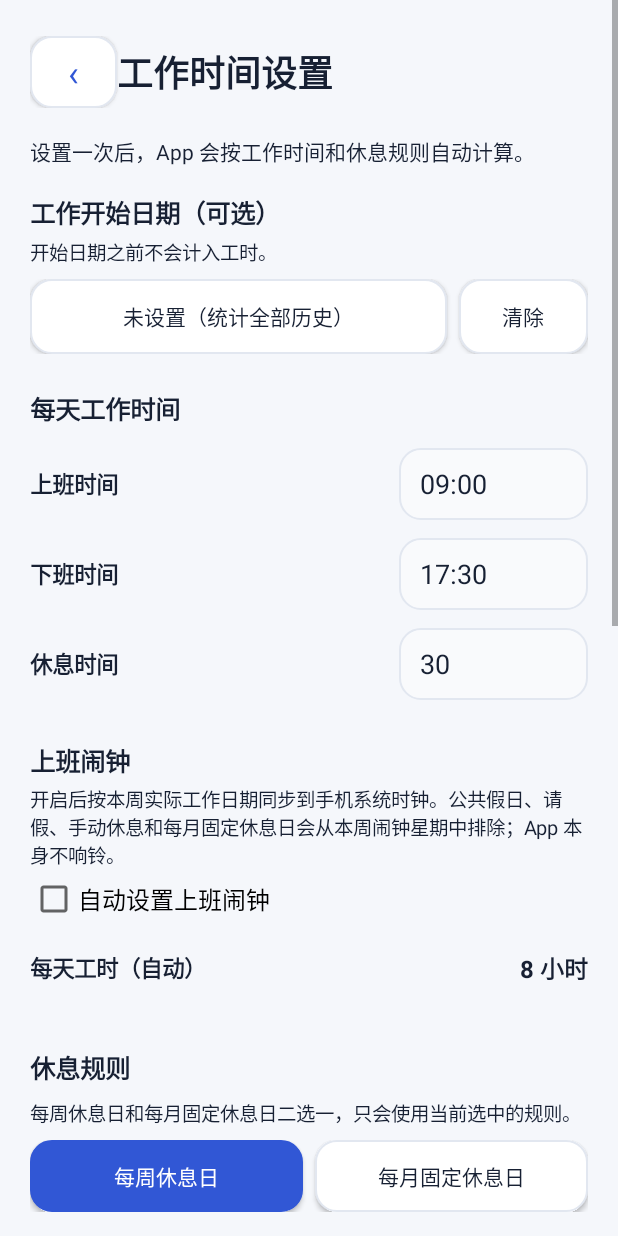
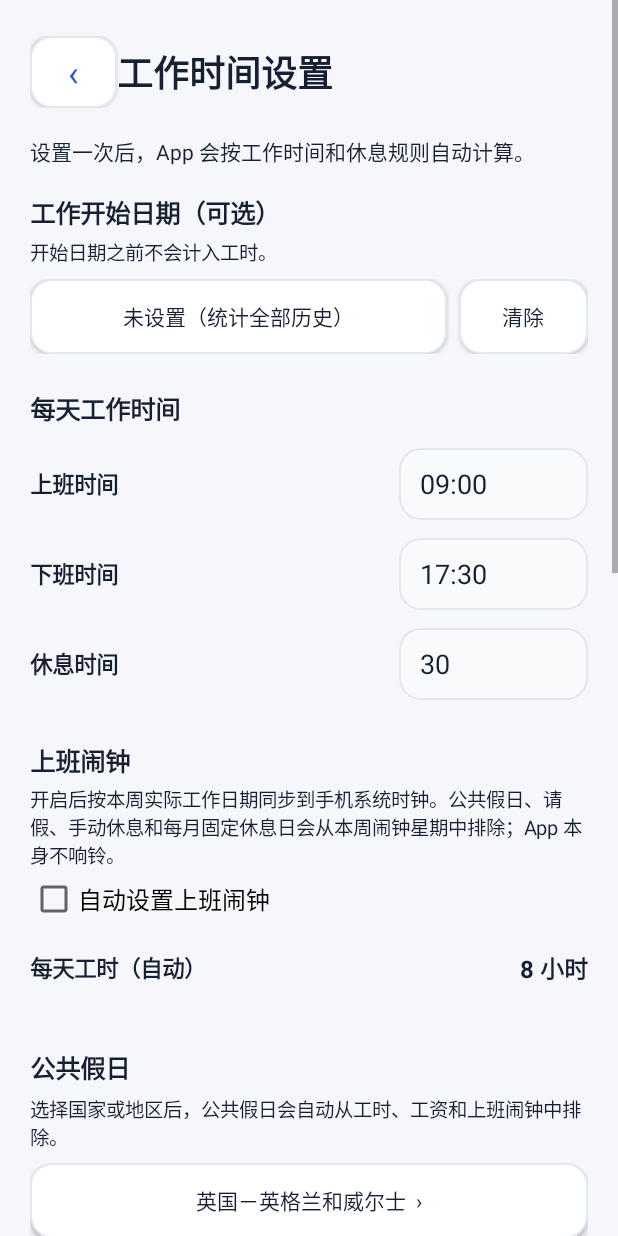
Before and after one commit to yagay/work, an Android app: the screen it shows after launch (SettingsActivity), after a tap on "设置", on a phone screen of 412 x 824 dp. Run offline under Robolectric (Android 15) with nearby library versions, the phone set to English and light mode, and no system bars.

Commit message:
Add selectable public holiday regions

```diff
--- /dev/null
+++ b/app/src/main/java/com/example/workhours/HolidayCalendar.java
@@ -0,0 +1,189 @@
+package com.example.workhours;
+
+import android.content.SharedPreferences;
+
+import java.time.DayOfWeek;
+import java.time.LocalDate;
+import java.time.Month;
+import java.time.temporal.TemporalAdjusters;
+import java.util.HashSet;
+import java.util.Set;
+
+public final class HolidayCalendar {
+    public static final String REGION_KEY = "holiday_region";
+    public static final String DEFAULT_REGION = "gb-ew";
+
+    private HolidayCalendar() { }
+
+    public static String getHolidayName(SharedPreferences prefs, LocalDate date) {
+        String region = prefs.getString(REGION_KEY, DEFAULT_REGION);
+        if (region == null) region = DEFAULT_REGION;
+        switch (region) {
+            case "none": return null;
+            case "gb-sc": return scotland(date);
+            case "gb-ni": return northernIreland(date);
+            case "us": return unitedStates(date);
+            case "ca": return canada(date);
+            case "au": return australia(date);
+            case "gb-ew":
+            default: return englandWales(date);
+        }
+    }
+
+    public static boolean isHoliday(SharedPreferences prefs, LocalDate date) {
+        return getHolidayName(prefs, date) != null;
+    }
+
+    public static String label(String region) {
+        if (region == null) region = DEFAULT_REGION;
+        switch (region) {
+            case "gb-sc": return "英国－苏格兰";
+            case "gb-ni": return "英国－北爱尔兰";
+            case "us": return "美国－联邦公共假日";
+            case "ca": return "加拿大－联邦公共假日";
+            case "au": return "澳大利亚－全国共同假日";
+            case "none": return "不使用公共假日";
+            case "gb-ew":
+            default: return "英国－英格兰和威尔士";
+        }
+    }
+
+    public static String[] regions() {
+        return new String[]{"gb-ew", "gb-sc", "gb-ni", "us", "ca", "au", "none"};
+    }
+
+    public static String[] labels() {
+        String[] regions = regions();
+        String[] labels = new String[regions.length];
+        for (int i = 0; i < regions.length; i++) labels[i] = label(regions[i]);
+        return labels;
+    }
+
+    private static String englandWales(LocalDate date) {
+        int y=date.getYear();
+        if(date.equals(observed(LocalDate.of(y,1,1)))) return "元旦";
+        LocalDate easter=easterSunday(y);
+        if(date.equals(easter.minusDays(2))) return "耶稣受难日";
+        if(date.equals(easter.plusDays(1))) return "复活节星期一";
+        if(date.equals(LocalDate.of(y,5,1).with(TemporalAdjusters.firstInMonth(DayOfWeek.MONDAY)))) return "五月初银行假日";
+        if(date.equals(LocalDate.of(y,5,31).with(TemporalAdjusters.previousOrSame(DayOfWeek.MONDAY)))) return "春季银行假日";
+        if(date.equals(LocalDate.of(y,8,31).with(TemporalAdjusters.previousOrSame(DayOfWeek.MONDAY)))) return "夏季银行假日";
+        String christmas = christmasPair(date, y);
+        return christmas;
+    }
+
+    private static String scotland(LocalDate date) {
+        int y=date.getYear();
+        LocalDate[] newYear = observedPair(LocalDate.of(y,1,1), LocalDate.of(y,1,2));
+        if(date.equals(newYear[0])) return "元旦";
+        if(date.equals(newYear[1])) return "1月2日银行假日";
+        LocalDate easter=easterSunday(y);
+        if(date.equals(easter.minusDays(2))) return "耶稣受难日";
+        if(date.equals(LocalDate.of(y,5,1).with(TemporalAdjusters.firstInMonth(DayOfWeek.MONDAY)))) return "五月初银行假日";
+        if(date.equals(LocalDate.of(y,5,31).with(TemporalAdjusters.previousOrSame(DayOfWeek.MONDAY)))) return "春季银行假日";
+        if(date.equals(LocalDate.of(y,8,1).with(TemporalAdjusters.firstInMonth(DayOfWeek.MONDAY)))) return "夏季银行假日";
+        if(date.equals(observed(LocalDate.of(y,11,30)))) return "圣安德鲁日";
+        return christmasPair(date,y);
+    }
+
+    private static String northernIreland(LocalDate date) {
+        String base=englandWales(date);
+        if(base!=null) return base;
+        int y=date.getYear();
+        if(date.equals(observed(LocalDate.of(y,3,17)))) return "圣帕特里克节";
+        if(date.equals(observed(LocalDate.of(y,7,12)))) return "博因河战役纪念日";
+        return null;
+    }
+
+    private static String unitedStates(LocalDate date) {
+        int y=date.getYear();
+        if(date.equals(usObserved(LocalDate.of(y,1,1)))) return "元旦";
+        if(date.equals(nthWeekday(y,1,DayOfWeek.MONDAY,3))) return "马丁·路德·金纪念日";
+        if(date.equals(nthWeekday(y,2,DayOfWeek.MONDAY,3))) return "华盛顿诞辰纪念日";
+        if(date.equals(LocalDate.of(y,5,31).with(TemporalAdjusters.previousOrSame(DayOfWeek.MONDAY)))) return "阵亡将士纪念日";
+        if(date.equals(usObserved(LocalDate.of(y,6,19)))) return "六月节";
+        if(date.equals(usObserved(LocalDate.of(y,7,4)))) return "独立日";
+        if(date.equals(nthWeekday(y,9,DayOfWeek.MONDAY,1))) return "劳动节";
+        if(date.equals(nthWeekday(y,10,DayOfWeek.MONDAY,2))) return "哥伦布日";
+        if(date.equals(usObserved(LocalDate.of(y,11,11)))) return "退伍军人节";
+        if(date.equals(nthWeekday(y,11,DayOfWeek.THURSDAY,4))) return "感恩节";
+        if(date.equals(usObserved(LocalDate.of(y,12,25)))) return "圣诞节";
+        return null;
+    }
+
+    private static String canada(LocalDate date) {
+        int y=date.getYear();
+        if(date.equals(observed(LocalDate.of(y,1,1)))) return "元旦";
+        LocalDate easter=easterSunday(y);
+        if(date.equals(easter.minusDays(2))) return "耶稣受难日";
+        LocalDate victoria=LocalDate.of(y,5,24).with(TemporalAdjusters.previousOrSame(DayOfWeek.MONDAY));
+        if(date.equals(victoria)) return "维多利亚日";
+        if(date.equals(observed(LocalDate.of(y,7,1)))) return "加拿大日";
+        if(date.equals(nthWeekday(y,9,DayOfWeek.MONDAY,1))) return "劳动节";
+        if(date.equals(observed(LocalDate.of(y,9,30)))) return "全国真相与和解日";
+        if(date.equals(nthWeekday(y,10,DayOfWeek.MONDAY,2))) return "感恩节";
+        if(date.equals(observed(LocalDate.of(y,11,11)))) return "国殇纪念日";
+        LocalDate[] xmas=observedPair(LocalDate.of(y,12,25),LocalDate.of(y,12,26));
+        if(date.equals(xmas[0])) return "圣诞节";
+        if(date.equals(xmas[1])) return "节礼日";
+        return null;
+    }
+
+    private static String australia(LocalDate date) {
+        int y=date.getYear();
+        if(date.equals(observed(LocalDate.of(y,1,1)))) return "元旦";
+        if(date.equals(observed(LocalDate.of(y,1,26)))) return "澳大利亚日";
+        LocalDate easter=easterSunday(y);
+        if(date.equals(easter.minusDays(2))) return "耶稣受难日";
+        if(date.equals(easter.plusDays(1))) return "复活节星期一";
+        if(date.equals(LocalDate.of(y,4,25))) return "澳新军团日";
+        LocalDate[] xmas=observedPair(LocalDate.of(y,12,25),LocalDate.of(y,12,26));
+        if(date.equals(xmas[0])) return "圣诞节";
+        if(date.equals(xmas[1])) return "节礼日";
+        return null;
+    }
+
+    private static String christmasPair(LocalDate date,int y){
+        LocalDate[] pair=observedPair(LocalDate.of(y,12,25),LocalDate.of(y,12,26));
+        if(date.equals(pair[0])) return "圣诞节";
+        if(date.equals(pair[1])) return "节礼日";
+        return null;
+    }
+
+    private static LocalDate observed(LocalDate date){
+        if(date.getDayOfWeek()==DayOfWeek.SATURDAY) return date.plusDays(2);
+        if(date.getDayOfWeek()==DayOfWeek.SUNDAY) return date.plusDays(1);
+        return date;
+    }
+
+    private static LocalDate usObserved(LocalDate date){
+        if(date.getDayOfWeek()==DayOfWeek.SATURDAY) return date.minusDays(1);
+        if(date.getDayOfWeek()==DayOfWeek.SUNDAY) return date.plusDays(1);
+        return date;
+    }
+
+    private static LocalDate[] observedPair(LocalDate first, LocalDate second){
+        Set<LocalDate> used=new HashSet<>();
+        LocalDate a=nextWeekday(first,used); used.add(a);
+        LocalDate b=nextWeekday(second,used);
+        return new LocalDate[]{a,b};
+    }
+
+    private static LocalDate nextWeekday(LocalDate date,Set<LocalDate> used){
+        LocalDate d=date;
+        while(d.getDayOfWeek()==DayOfWeek.SATURDAY || d.getDayOfWeek()==DayOfWeek.SUNDAY || used.contains(d)) d=d.plusDays(1);
+        return d;
+    }
+
+    private static LocalDate nthWeekday(int y,int month,DayOfWeek day,int n){
+        LocalDate first=LocalDate.of(y,month,1).with(TemporalAdjusters.firstInMonth(day));
+        return first.plusWeeks(n-1L);
+    }
+
+    private static LocalDate easterSunday(int year){
+        int a=year%19,b=year/100,c=year%100,d=b/4,e=b%4,f=(b+8)/25,g=(b-f+1)/3;
+        int h=(19*a+b-d-g+15)%30,i=c/4,k=c%4,l=(32+2*e+2*i-h-k)%7,m=(a+11*h+22*l)/451;
+        int month=(h+l-7*m+114)/31, day=((h+l-7*m+114)%31)+1;
+        return LocalDate.of(year,month,day);
+    }
+}
--- a/app/src/main/java/com/example/workhours/MainActivity.java
+++ b/app/src/main/java/com/example/workhours/MainActivity.java
@@ -465,8 +465,8 @@ public class MainActivity extends Activity {
     private float getBaseHoursForDate(LocalDate d,float daily,boolean configured){LocalDate ws=getWorkStartDate();if(ws!=null&&d.isBefore(ws))return 0;if(isBankHoliday(d)||isLeave(d)||isManualRest(d))return 0;return prefs.getFloat(overrideKey(d),configured?daily:0);}
     private boolean hasOverride(LocalDate d){return prefs.contains(overrideKey(d));} private boolean isLeave(LocalDate d){return prefs.getBoolean(leaveKey(d),false);} private boolean isManualRest(LocalDate d){return prefs.getBoolean(restKey(d),false);} private String getLeaveNote(LocalDate d){return prefs.getString(leaveNoteKey(d),"");}
     private String overrideKey(LocalDate d){return OVERRIDE_PREFIX+d;} private String dayStartKey(LocalDate d){return DAY_START_PREFIX+d;} private String dayEndKey(LocalDate d){return DAY_END_PREFIX+d;} private String dayBreakKey(LocalDate d){return DAY_BREAK_PREFIX+d;} private String overtimeStartKey(LocalDate d){return OVERTIME_START_PREFIX+d;} private String overtimeEndKey(LocalDate d){return OVERTIME_END_PREFIX+d;} private String leaveKey(LocalDate d){return LEAVE_PREFIX+d;} private String wageDeductKey(LocalDate d){return WAGE_DEDUCT_PREFIX+d;} private String leaveNoteKey(LocalDate d){return LEAVE_NOTE_PREFIX+d;} private String restKey(LocalDate d){return REST_PREFIX+d;}
-    private boolean isBankHoliday(LocalDate d){return getBankHolidayName(d)!=null;}
-    private String getBankHolidayName(LocalDate date){int y=date.getYear();LocalDate ny=observedDate(LocalDate.of(y,Month.JANUARY,1));if(date.equals(ny))return "New Year’s Day";LocalDate es=easterSunday(y);if(date.equals(es.minusDays(2)))return "Good Friday";if(date.equals(es.plusDays(1)))return "Easter Monday";LocalDate em=LocalDate.of(y,Month.MAY,1).with(TemporalAdjusters.firstInMonth(DayOfWeek.MONDAY));if(date.equals(em))return "Early May bank holiday";LocalDate sp=LocalDate.of(y,Month.MAY,31).with(TemporalAdjusters.previousOrSame(DayOfWeek.MONDAY));if(date.equals(sp))return "Spring bank holiday";LocalDate su=LocalDate.of(y,Month.AUGUST,31).with(TemporalAdjusters.previousOrSame(DayOfWeek.MONDAY));if(date.equals(su))return "Summer bank holiday";LocalDate x=LocalDate.of(y,Month.DECEMBER,25),b=LocalDate.of(y,Month.DECEMBER,26),ox,ob;if(x.getDayOfWeek()==DayOfWeek.SATURDAY){ox=LocalDate.of(y,Month.DECEMBER,27);ob=LocalDate.of(y,Month.DECEMBER,28);}else if(x.getDayOfWeek()==DayOfWeek.SUNDAY){ox=LocalDate.of(y,Month.DECEMBER,27);ob=LocalDate.of(y,Month.DECEMBER,26);}else{ox=x;ob=b.getDayOfWeek()==DayOfWeek.SATURDAY?LocalDate.of(y,Month.DECEMBER,28):b;}if(date.equals(ox))return "Christmas Day";if(date.equals(ob))return "Boxing Day";return null;}
+    private boolean isBankHoliday(LocalDate d){return HolidayCalendar.isHoliday(prefs,d);}
+    private String getBankHolidayName(LocalDate d){return HolidayCalendar.getHolidayName(prefs,d);}
     private LocalDate observedDate(LocalDate d){if(d.getDayOfWeek()==DayOfWeek.SATURDAY)return d.plusDays(2);if(d.getDayOfWeek()==DayOfWeek.SUNDAY)return d.plusDays(1);return d;}
     private LocalDate easterSunday(int y){int a=y%19,b=y/100,c=y%100,d=b/4,e=b%4,f=(b+8)/25,g=(b-f+1)/3,h=(19*a+b-d-g+15)%30,i=c/4,k=c%4,l=(32+2*e+2*i-h-k)%7,m=(a+11*h+22*l)/451,mo=(h+l-7*m+114)/31,da=((h+l-7*m+114)%31)+1;return LocalDate.of(y,mo,da);}
     private String formatDurationHours(float h){int m=Math.round(h*60),hh=m/60,mm=m%60;if(mm==0)return hh+" 小时";if(hh==0)return mm+" 分钟";return hh+" 小时 "+mm+" 分钟";} private String shortHours(float h){int m=Math.round(h*60);return m%60==0?(m/60)+"h":String.format(Locale.US,"%.1fh",h);}
--- a/app/src/main/java/com/example/workhours/SettingsActivity.java
+++ b/app/src/main/java/com/example/workhours/SettingsActivity.java
@@ -74,6 +74,8 @@ public class SettingsActivity extends Activity {
     private TextView monthlyRestMonthTitle;
     private java.time.YearMonth displayedRestMonth;
     private String restRuleMode = "weekly";
+    private String holidayRegion = HolidayCalendar.DEFAULT_REGION;
+    private Button holidayRegionButton;
     private LinearLayout alarmOptionsGroup;
     private TextView previewText;
     private Button workStartDateButton;
@@ -223,6 +225,17 @@ public class SettingsActivity extends Activity {
         startInput.addTextChangedListener(hoursWatcher);
         endInput.addTextChangedListener(hoursWatcher);
         breakInput.addTextChangedListener(hoursWatcher);
+
+        TextView holidayTitle = text("公共假日", 17, true);
+        holidayTitle.setPadding(0, dp(24), 0, dp(6));
+        root.addView(holidayTitle);
+        TextView holidayInfo = text("选择国家或地区后，公共假日会自动从工时、工资和上班闹钟中排除。", 13, false);
+        holidayInfo.setPadding(0, 0, 0, dp(8));
+        root.addView(holidayInfo);
+        holidayRegionButton = new Button(this);
+        UiStyle.button(this, holidayRegionButton, false);
+        holidayRegionButton.setOnClickListener(v -> chooseHolidayRegion());
+        root.addView(holidayRegionButton, new LinearLayout.LayoutParams(-1, dp(50)));
 
         TextView restRuleTitle = text("休息规则", 17, true);
         restRuleTitle.setPadding(0, dp(24), 0, dp(8));
@@ -579,6 +592,27 @@ public class SettingsActivity extends Activity {
         }
     }
 
+    private void chooseHolidayRegion() {
+        String[] regions = HolidayCalendar.regions();
+        String[] labels = HolidayCalendar.labels();
+        int selected = 0;
+        for (int i=0;i<regions.length;i++) if (regions[i].equals(holidayRegion)) { selected=i; break; }
+        final int[] choice = {selected};
+        new AlertDialog.Builder(this)
+                .setTitle("公共假日国家 / 地区")
+                .setSingleChoiceItems(labels, selected, (dialog, which) -> choice[0] = which)
+                .setNegativeButton("取消", null)
+                .setPositiveButton("确定", (dialog, which) -> {
+                    holidayRegion = regions[choice[0]];
+                    updateHolidayRegionButton();
+                })
+                .show();
+    }
+
+    private void updateHolidayRegionButton() {
+        if (holidayRegionButton != null) holidayRegionButton.setText(HolidayCalendar.label(holidayRegion) + "  ›");
+    }
+
     private void setRestRuleMode(String mode) {
         restRuleMode = "monthly".equals(mode) ? "monthly" : "weekly";
         boolean monthly = "monthly".equals(restRuleMode);
@@ -735,6 +769,7 @@ public class SettingsActivity extends Activity {
         breakInput.setText(String.valueOf(prefs.getInt(BREAK_MINUTES_KEY, 30)));
         monthlyRestInput.setText(prefs.getString(MONTHLY_REST_DAYS_KEY, ""));
         restRuleMode = prefs.getString(REST_RULE_MODE_KEY, "weekly");
+        holidayRegion = prefs.getString(HolidayCalendar.REGION_KEY, HolidayCalendar.DEFAULT_REGION);
         if (!"monthly".equals(restRuleMode)) restRuleMode = "weekly";
         displayedRestMonth = java.time.YearMonth.now();
         workAlarmCheck.setChecked(prefs.getBoolean(WorkAlarmManager.ENABLED_KEY, false));
@@ -746,6 +781,7 @@ public class SettingsActivity extends Activity {
         alarmOptionsGroup.setVisibility(workAlarmCheck.isChecked()
                 ? android.view.View.VISIBLE : android.view.View.GONE);
         updateMonthlyRestButton();
+        updateHolidayRegionButton();
         setRestRuleMode(restRuleMode);
         rebuildMonthlyRestCalendar();
         ensureWageHistoryMigrated();
@@ -1057,6 +1093,7 @@ public class SettingsActivity extends Activity {
                 .putFloat("daily_hours", dailyHours)
                 .putString(MONTHLY_REST_DAYS_KEY, monthlyRestDays)
                 .putString(REST_RULE_MODE_KEY, restRuleMode)
+                .putString(HolidayCalendar.REGION_KEY, holidayRegion)
                 .putBoolean(WorkAlarmManager.ENABLED_KEY, workAlarmCheck.isChecked())
                 .putBoolean(WorkAlarmManager.FOLLOW_WORK_TIME_KEY, followWorkTime)
                 .putString(WorkAlarmManager.ALARM_TIME_KEY, alarmTime)
--- a/app/src/main/java/com/example/workhours/WagePanel.java
+++ b/app/src/main/java/com/example/workhours/WagePanel.java
@@ -615,36 +615,8 @@ public class WagePanel extends LinearLayout {
         return d.with(TemporalAdjusters.previousOrSame(DayOfWeek.MONDAY));
     }
 
-    private boolean isBankHoliday(LocalDate d) { return getBankHolidayName(d) != null; }
-
-    private String getBankHolidayName(LocalDate date) {
-        int year = date.getYear();
-        LocalDate newYear = observedDate(LocalDate.of(year, Month.JANUARY, 1));
-        if (date.equals(newYear)) return "New Year’s Day";
-        LocalDate easter = easterSunday(year);
-        if (date.equals(easter.minusDays(2))) return "Good Friday";
-        if (date.equals(easter.plusDays(1))) return "Easter Monday";
-        LocalDate earlyMay = LocalDate.of(year, Month.MAY, 1).with(TemporalAdjusters.firstInMonth(DayOfWeek.MONDAY));
-        if (date.equals(earlyMay)) return "Early May bank holiday";
-        LocalDate spring = LocalDate.of(year, Month.MAY, 31).with(TemporalAdjusters.previousOrSame(DayOfWeek.MONDAY));
-        if (date.equals(spring)) return "Spring bank holiday";
-        LocalDate summer = LocalDate.of(year, Month.AUGUST, 31).with(TemporalAdjusters.previousOrSame(DayOfWeek.MONDAY));
-        if (date.equals(summer)) return "Summer bank holiday";
-        LocalDate christmas = LocalDate.of(year, Month.DECEMBER, 25);
-        LocalDate boxing = LocalDate.of(year, Month.DECEMBER, 26);
-        LocalDate oc, ob;
-        if (christmas.getDayOfWeek() == DayOfWeek.SATURDAY) {
-            oc = LocalDate.of(year, Month.DECEMBER, 27); ob = LocalDate.of(year, Month.DECEMBER, 28);
-        } else if (christmas.getDayOfWeek() == DayOfWeek.SUNDAY) {
-            oc = LocalDate.of(year, Month.DECEMBER, 27); ob = LocalDate.of(year, Month.DECEMBER, 26);
-        } else {
-            oc = christmas;
-            ob = boxing.getDayOfWeek() == DayOfWeek.SATURDAY ? LocalDate.of(year, Month.DECEMBER, 28) : boxing;
-        }
-        if (date.equals(oc)) return "Christmas Day";
-        if (date.equals(ob)) return "Boxing Day";
-        return null;
-    }
+    private boolean isBankHoliday(LocalDate d) { return HolidayCalendar.isHoliday(prefs, d); }
+    private String getBankHolidayName(LocalDate d) { return HolidayCalendar.getHolidayName(prefs, d); }
 
     private LocalDate observedDate(LocalDate d) {
         if (d.getDayOfWeek() == DayOfWeek.SATURDAY) return d.plusDays(2);
--- a/app/src/main/java/com/example/workhours/WorkAlarmManager.java
+++ b/app/src/main/java/com/example/workhours/WorkAlarmManager.java
@@ -142,7 +142,7 @@ public final class WorkAlarmManager {
     private static boolean isWorkAlarmDay(SharedPreferences prefs, LocalDate date) {
         LocalDate workStart = parseDate(prefs.getString(WORK_START_DATE_KEY, ""));
         if (workStart != null && date.isBefore(workStart)) return false;
-        if (isBankHoliday(date)) return false;
+        if (HolidayCalendar.isHoliday(prefs, date)) return false;
         if (prefs.getBoolean(LEAVE_PREFIX + date, false)) return false;
         if (prefs.getBoolean(REST_PREFIX + date, false)) return false;
 
```
